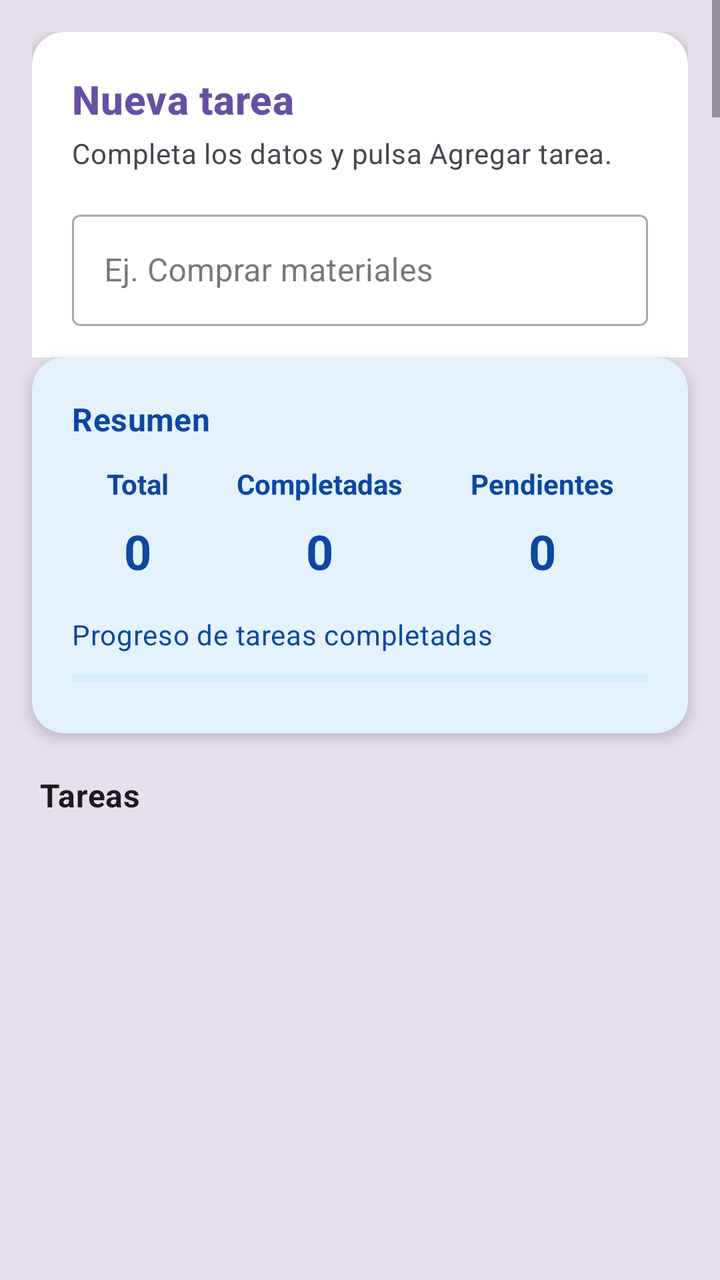
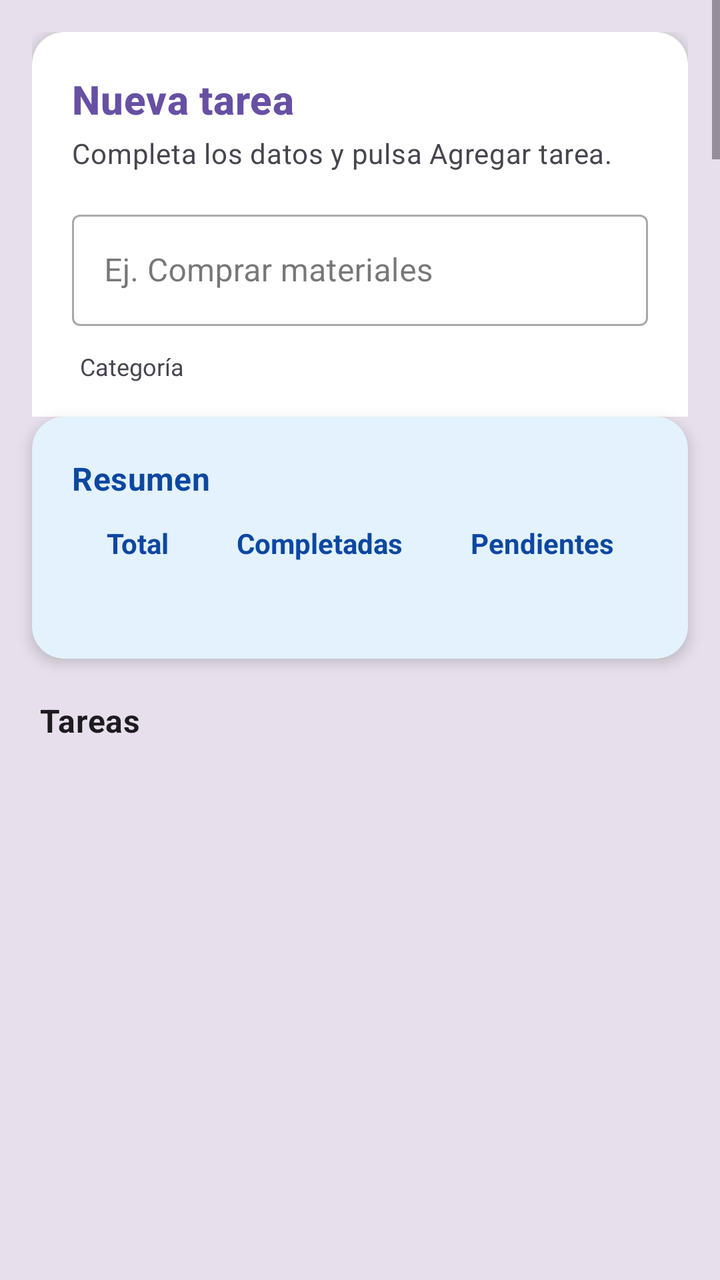

Compare the two renders of this Android layout. The source of the first and the diff that turns it into the second are given below.
<!-- AndroidManifest.xml: application theme Theme.TaskMaster -->
<!-- res/layout/activity_task.xml -->
<?xml version="1.0" encoding="utf-8"?>
<androidx.constraintlayout.widget.ConstraintLayout xmlns:android="http://schemas.android.com/apk/res/android"
    xmlns:app="http://schemas.android.com/apk/res-auto"
    android:id="@+id/mainTask"
    android:layout_width="match_parent"
    android:layout_height="match_parent"
    android:background="?attr/colorSurfaceVariant">

    <LinearLayout
        android:id="@+id/llContenidoTask"
        android:layout_width="0dp"
        android:layout_height="0dp"
        android:orientation="vertical"
        app:layout_constraintBottom_toBottomOf="parent"
        app:layout_constraintEnd_toEndOf="parent"
        app:layout_constraintStart_toStartOf="parent"
        app:layout_constraintTop_toTopOf="parent">

        <ScrollView
            android:id="@+id/scrollFormulario"
            android:layout_width="match_parent"
            android:layout_height="0dp"
            android:layout_weight="1.2"
            android:fillViewport="true">

            <LinearLayout
                android:id="@+id/llFormulario"
                android:layout_width="match_parent"
                android:layout_height="wrap_content"
                android:orientation="vertical"
                android:padding="16dp">

                <androidx.cardview.widget.CardView
                    android:layout_width="match_parent"
                    android:layout_height="wrap_content"
                    android:layout_marginBottom="16dp"
                    app:cardCornerRadius="16dp"
                    app:cardElevation="4dp">

                    <LinearLayout
                        android:layout_width="match_parent"
                        android:layout_height="wrap_content"
                        android:orientation="vertical"
                        android:padding="20dp">

                        <TextView
                            android:layout_width="wrap_content"
                            android:layout_height="wrap_content"
                            android:text="@string/task_form_title"
                            android:textAppearance="@style/TextAppearance.MaterialComponents.Headline6"
                            android:textColor="?attr/colorPrimary"
                            android:textStyle="bold" />

                        <TextView
                            android:layout_width="wrap_content"
                            android:layout_height="wrap_content"
                            android:layout_marginTop="4dp"
                            android:layout_marginBottom="16dp"
                            android:text="@string/task_form_help"
                            android:textAppearance="@style/TextAppearance.MaterialComponents.Body2"
                            android:textColor="?android:attr/textColorSecondary" />

                        <com.google.android.material.textfield.TextInputLayout
                            style="@style/Widget.MaterialComponents.TextInputLayout.OutlinedBox"
                            android:layout_width="match_parent"
                            android:layout_height="wrap_content"
                            android:layout_marginBottom="12dp"
                            android:hint="@string/task_name_hint">

                            <com.google.android.material.textfield.TextInputEditText
                                android:id="@+id/etNombreTarea"
                                android:layout_width="match_parent"
                                android:layout_height="wrap_content"
                                android:imeOptions="actionDone"
                                android:inputType="textCapSentences|text"
                                android:singleLine="true" />
                        </com.google.android.material.textfield.TextInputLayout>

                        <TextView
                            android:layout_width="wrap_content"
                            android:layout_height="wrap_content"
                            android:layout_marginStart="4dp"
                            android:labelFor="@id/spinnerCategoria"
                            android:text="@string/task_category_label"
                            android:textColor="?attr/colorOnSurfaceVariant"
                            android:textSize="12sp" />

                        <Spinner
                            android:id="@+id/spinnerCategoria"
                            android:layout_width="match_parent"
                            android:layout_height="56dp"
                            android:layout_marginTop="4dp"
                            android:layout_marginBottom="12dp"
                            android:background="@drawable/abc_spinner_textfield_background_material"
                            android:entries="@array/task_categories" />

                        <TextView
                            android:layout_width="wrap_content"
                            android:layout_height="wrap_content"
                            android:layout_marginStart="4dp"
                            android:text="@string/task_priority_label"
                            android:textColor="?attr/colorOnSurfaceVariant"
                            android:textSize="12sp" />

                        <RadioGroup
                            android:id="@+id/rgPrioridad"
                            android:layout_width="match_parent"
                            android:layout_height="wrap_content"
                            android:layout_marginTop="4dp"
                            android:layout_marginBottom="12dp"
                            android:orientation="horizontal">

                            <RadioButton
                                android:id="@+id/rbAlta"
                                android:layout_width="0dp"
                                android:layout_height="wrap_content"
                                android:layout_weight="1"
                                android:buttonTint="?attr/colorError"
                                android:text="@string/task_priority_high" />

                            <RadioButton
                                android:id="@+id/rbMedia"
                                android:layout_width="0dp"
                                android:layout_height="wrap_content"
                                android:layout_weight="1"
                                android:buttonTint="#FF9800"
                                android:text="@string/task_priority_medium" />

                            <RadioButton
                                android:id="@+id/rbBaja"
                                android:layout_width="0dp"
                                android:layout_height="wrap_content"
                                android:layout_weight="1"
                                android:buttonTint="#4CAF50"
                                android:text="@string/task_priority_low" />
                        </RadioGroup>

                        <TextView
                            android:layout_width="wrap_content"
                            android:layout_height="wrap_content"
                            android:layout_marginStart="4dp"
                            android:labelFor="@id/ratingDificultad"
                            android:text="@string/task_difficulty_label"
                            android:textColor="?attr/colorOnSurfaceVariant"
                            android:textSize="12sp" />

                        <RatingBar
                            android:id="@+id/ratingDificultad"
                            android:layout_width="wrap_content"
                            android:layout_height="wrap_content"
                            android:layout_marginTop="4dp"
                            android:layout_marginBottom="16dp"
                            android:numStars="5"
                            android:progressTint="#FFC107"
                            android:rating="0"
                            android:stepSize="1.0" />

                        <com.google.android.material.button.MaterialButton
                            android:id="@+id/btnAgregarTarea"
                            android:layout_width="match_parent"
                            android:layout_height="56dp"
                            android:text="@string/task_add_button"
                            android:textSize="16sp"
                            app:cornerRadius="8dp" />
                    </LinearLayout>
                </androidx.cardview.widget.CardView>
            </LinearLayout>
        </ScrollView>

        <androidx.cardview.widget.CardView
            android:layout_width="match_parent"
            android:layout_height="wrap_content"
            android:layout_marginStart="16dp"
            android:layout_marginEnd="16dp"
            android:layout_marginBottom="8dp"
            app:cardCornerRadius="16dp"
            app:cardElevation="4dp"
            app:cardBackgroundColor="#E3F2FD">

            <LinearLayout
                android:layout_width="match_parent"
                android:layout_height="wrap_content"
                android:orientation="vertical"
                android:padding="20dp">

                <TextView
                    android:layout_width="wrap_content"
                    android:layout_height="wrap_content"
                    android:layout_marginBottom="12dp"
                    android:text="@string/task_summary_title"
                    android:textAppearance="@style/TextAppearance.MaterialComponents.Subtitle1"
                    android:textColor="#0D47A1"
                    android:textStyle="bold" />

                <TableLayout
                    android:id="@+id/tableResumen"
                    android:layout_width="match_parent"
                    android:layout_height="wrap_content"
                    android:layout_marginBottom="16dp"
                    android:stretchColumns="*">

                    <TableRow>

                        <TextView
                            android:layout_width="wrap_content"
                            android:layout_height="wrap_content"
                            android:gravity="center"
                            android:text="@string/task_summary_total"
                            android:textColor="#0D47A1"
                            android:textStyle="bold" />

                        <TextView
                            android:layout_width="wrap_content"
                            android:layout_height="wrap_content"
                            android:gravity="center"
                            android:text="@string/task_summary_completed"
                            android:textColor="#0D47A1"
                            android:textStyle="bold" />

                        <TextView
                            android:layout_width="wrap_content"
                            android:layout_height="wrap_content"
                            android:gravity="center"
                            android:text="@string/task_summary_pending"
                            android:textColor="#0D47A1"
                            android:textStyle="bold" />
                    </TableRow>

                    <TableRow android:layout_marginTop="8dp">

                        <TextView
                            android:id="@+id/tvTotalValor"
                            android:layout_width="wrap_content"
                            android:layout_height="wrap_content"
                            android:gravity="center"
                            android:text="@string/task_initial_count"
                            android:textAppearance="@style/TextAppearance.MaterialComponents.Headline5"
                            android:textColor="#0D47A1"
                            android:textStyle="bold" />

                        <TextView
                            android:id="@+id/tvCompletadasValor"
                            android:layout_width="wrap_content"
                            android:layout_height="wrap_content"
                            android:gravity="center"
                            android:text="@string/task_initial_count"
                            android:textAppearance="@style/TextAppearance.MaterialComponents.Headline5"
                            android:textColor="#0D47A1"
                            android:textStyle="bold" />

                        <TextView
                            android:id="@+id/tvPendientesValor"
                            android:layout_width="wrap_content"
                            android:layout_height="wrap_content"
                            android:gravity="center"
                            android:text="@string/task_initial_count"
                            android:textAppearance="@style/TextAppearance.MaterialComponents.Headline5"
                            android:textColor="#0D47A1"
                            android:textStyle="bold" />
                    </TableRow>
                </TableLayout>

                <TextView
                    android:layout_width="wrap_content"
                    android:layout_height="wrap_content"
                    android:layout_marginBottom="8dp"
                    android:text="@string/task_progress_label"
                    android:textAppearance="@style/TextAppearance.MaterialComponents.Body2"
                    android:textColor="#0D47A1" />

                <ProgressBar
                    android:id="@+id/progressCompletadas"
                    style="?android:attr/progressBarStyleHorizontal"
                    android:layout_width="match_parent"
                    android:layout_height="8dp"
                    android:layout_marginBottom="4dp"
                    android:indeterminate="false"
                    android:max="100"
                    android:min="0"
                    android:progress="0"
                    android:progressBackgroundTint="#BBDEFB"
                    android:progressTint="?attr/colorPrimary" />
            </LinearLayout>
        </androidx.cardview.widget.CardView>

        <TextView
            android:id="@+id/tvTituloLista"
            android:layout_width="match_parent"
            android:layout_height="wrap_content"
            android:paddingStart="20dp"
            android:paddingTop="12dp"
            android:paddingEnd="20dp"
            android:paddingBottom="8dp"
            android:text="@string/task_list_title"
            android:textAppearance="@style/TextAppearance.MaterialComponents.Subtitle1"
            android:textColor="?attr/colorOnSurface"
            android:textStyle="bold" />

        <androidx.recyclerview.widget.RecyclerView
            android:id="@+id/rvTareas"
            android:layout_width="match_parent"
            android:layout_height="0dp"
            android:layout_weight="1.5"
            android:clipToPadding="false"
            android:paddingStart="16dp"
            android:paddingEnd="16dp"
            android:paddingBottom="16dp" />
    </LinearLayout>

</androidx.constraintlayout.widget.ConstraintLayout>
<!-- resources referenced by this layout -->
<resources>
  <string-array name="task_categories">
          <item>Personal</item>
          <item>Estudio</item>
          <item>Trabajo</item>
      </string-array>
  <string name="task_add_button">Agregar tarea</string>
  <string name="task_category_label">Categoría</string>
  <string name="task_difficulty_label">Dificultad</string>
  <string name="task_form_help">Completa los datos y pulsa Agregar tarea.</string>
  <string name="task_form_title">Nueva tarea</string>
  <string name="task_initial_count">0</string>
  <string name="task_list_title">Tareas</string>
  <string name="task_name_hint">Ej. Comprar materiales</string>
  <string name="task_priority_high">Alta</string>
  <string name="task_priority_label">Prioridad</string>
  <string name="task_priority_low">Baja</string>
  <string name="task_priority_medium">Media</string>
  <string name="task_progress_label">Progreso de tareas completadas</string>
  <string name="task_summary_completed">Completadas</string>
  <string name="task_summary_pending">Pendientes</string>
  <string name="task_summary_title">Resumen</string>
  <string name="task_summary_total">Total</string>
  <style name="Theme.TaskMaster" parent="Theme.Material3.DayNight.NoActionBar" />
</resources>

<!-- the commit's change to res/layout/activity_task.xml (unified diff, before → after) -->
@@ -179,7 +179,7 @@
 
             <LinearLayout
                 android:layout_width="match_parent"
-                android:layout_height="wrap_content"
+                android:layout_height="121dp"
                 android:orientation="vertical"
                 android:padding="20dp">
 
